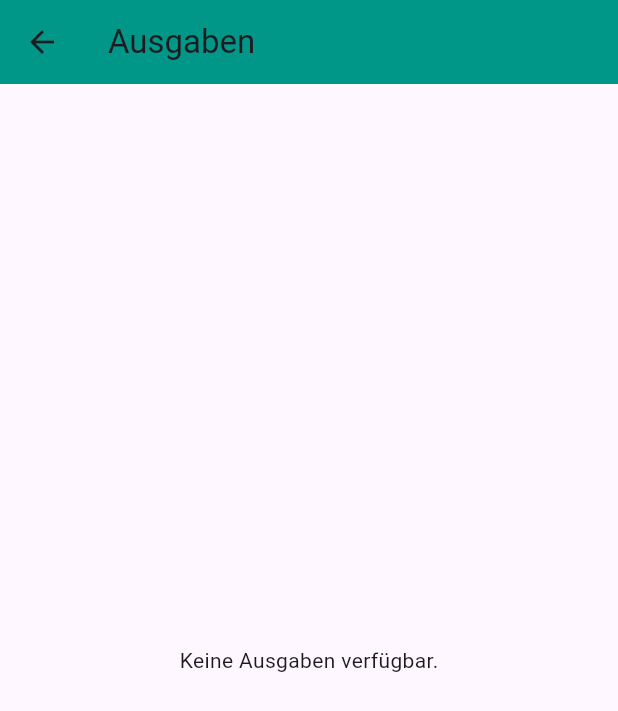
After one commit to VolkanAppAkademie/my_own_app, a Flutter app: the screen it shows after launch, item 3 of the bottom bar chosen, on a phone screen of 412 x 824 dp. The commit adds this screen. Shown: the top 711 px of the screen. Run offline on Flutter 3.47's test engine with Material 3 defaults, Android fonts, the phone set to English and light mode, and no system bars.

Commit message:
created income and expense screen

```diff
--- /dev/null
+++ b/lib/ExpenseScreen.dart
@@ -0,0 +1,39 @@
+import 'package:flutter/material.dart';
+import 'package:my_own_app/shared/models/transaction.dart';
+
+class ExpenseScreen extends StatelessWidget {
+  final List<Transaction> transactions;
+
+  // Wir erhalten die Transaktionen, die auf dem Hauptscreen hinzugefügt wurden
+  const ExpenseScreen({super.key, required this.transactions});
+
+  @override
+  Widget build(BuildContext context) {
+    // Filtern der Ausgaben
+    final expenseTransactions =
+        transactions.where((tx) => tx.amount < 0).toList();
+
+    return Scaffold(
+      appBar: AppBar(
+        title: Text('Ausgaben'),
+        backgroundColor: Colors.teal,
+      ),
+      body: expenseTransactions.isEmpty
+          ? Center(child: Text("Keine Ausgaben verfügbar."))
+          : ListView.builder(
+              itemCount: expenseTransactions.length,
+              itemBuilder: (ctx, index) {
+                final tx = expenseTransactions[index];
+                return ListTile(
+                  title: Text(tx.description),
+                  subtitle: Text('€${tx.amount.toStringAsFixed(2)}'),
+                  leading: Icon(
+                    Icons.arrow_downward,
+                    color: Colors.red,
+                  ),
+                );
+              },
+            ),
+    );
+  }
+}
--- a/lib/app/app.dart
+++ b/lib/app/app.dart
@@ -1,5 +1,5 @@
 import 'package:flutter/material.dart';
-import 'package:my_own_app/features/add_transaction/screens/budget_home_screen.dart';
+import 'package:my_own_app/features/add_transaction/screens/BudgetHomeScreen.dart';
 
 class MyApp extends StatelessWidget {
   @override
--- a/lib/shared/models/transaction.dart
+++ b/lib/shared/models/transaction.dart
@@ -1,7 +1,7 @@
 class Transaction {
-  final double amount;
-  final String description;
-  final String type;
+  double amount;
+  String description;
+  String type;
 
   Transaction(this.amount, this.description, this.type);
 }
--- a/pubspec.yaml
+++ b/pubspec.yaml
@@ -9,6 +9,7 @@ environment:
 dependencies:
   flutter:
     sdk: flutter
+  fl_chart: ^0.70.2
 
 dev_dependencies:
   flutter_test:
```
Also changed, not shown: lib/IncomeScreen.dart (added, +39 -0 lines), lib/features/add_transaction/screens/BudgetHomeScreen.dart (renamed from lib/features/add_transaction/screens/budget_home_screen.dart, +58 -24 lines), pubspec.lock.
